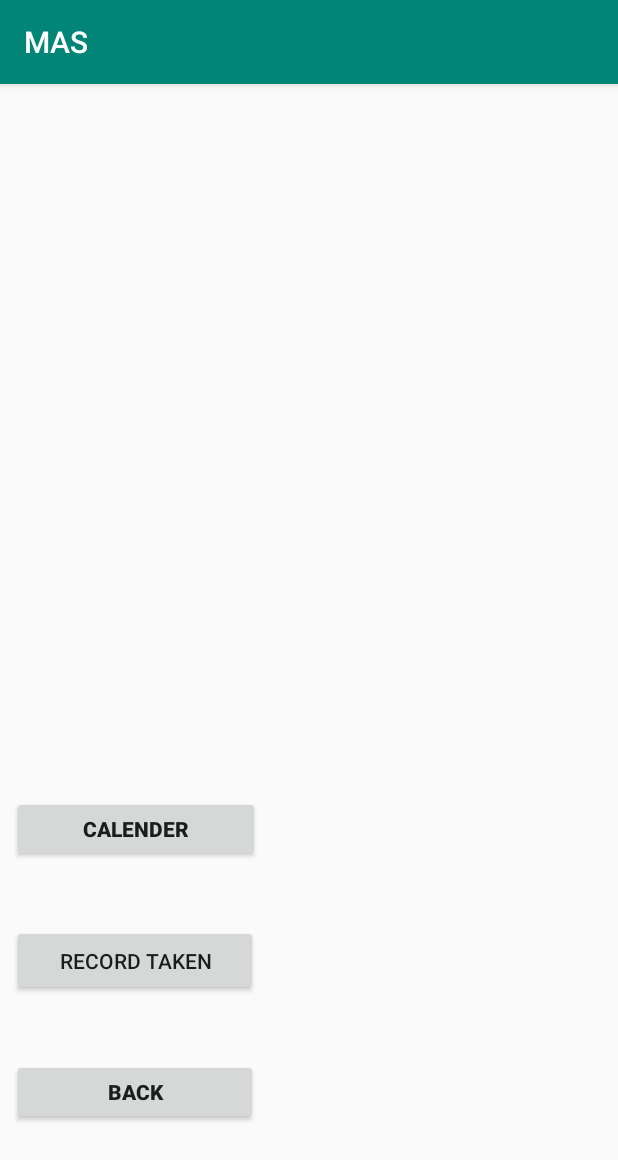
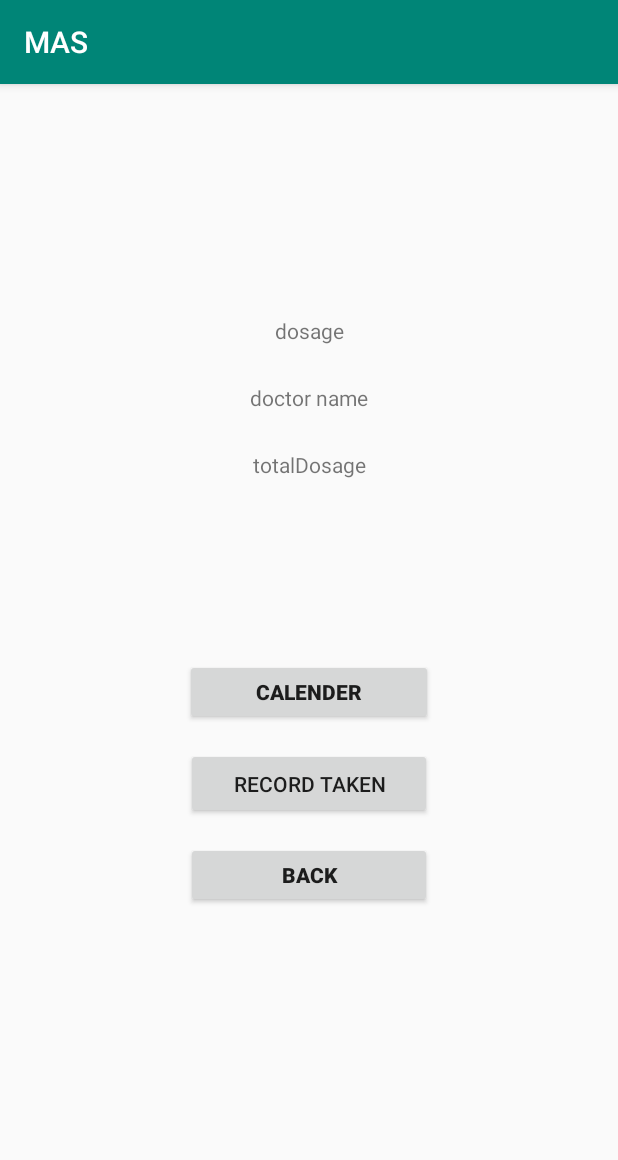
Before and after one commit to mz966319/Medication-Adherence-System, an Android app: the MedProfile2 screen opened directly, with no data from a screen before it, on a phone screen of 412 x 824 dp. Shown: the top 1160 px of the screen. Run offline under Robolectric (Android 15) with nearby library versions, the phone set to English and light mode, and no system bars; our stand-ins replace Firebase (no records; nobody signed in at launch, a user with empty details on screens opened directly); 1 statement that could not run was skipped.

Commit message:
[REFACTOR] made changes to medicine object class, medprofile and added a validator to total dos

```diff
--- a/MAS/app/src/main/java/com/example/mas/MedProfile2.java
+++ b/MAS/app/src/main/java/com/example/mas/MedProfile2.java
@@ -1,18 +1,80 @@
 package com.example.mas;
 
+import androidx.annotation.NonNull;
+import androidx.annotation.Nullable;
 import androidx.appcompat.app.AppCompatActivity;
 
 import android.content.Intent;
+import android.content.SharedPreferences;
 import android.os.Bundle;
+import android.preference.PreferenceManager;
+import android.util.Log;
 import android.view.View;
+import android.widget.EditText;
+import android.widget.TextView;
+
+import com.google.firebase.database.ChildEventListener;
+import com.google.firebase.database.DataSnapshot;
+import com.google.firebase.database.DatabaseError;
+import com.google.firebase.database.DatabaseReference;
+import com.google.firebase.database.FirebaseDatabase;
+import com.google.firebase.database.ValueEventListener;
+
+import java.util.ArrayList;
+import java.util.List;
 
 public class MedProfile2 extends AppCompatActivity {
+    private FirebaseDatabase  database = FirebaseDatabase.getInstance();//.getReference();
+    private DatabaseReference myRef;// = database.getReference();
+    ArrayList<MedicineForPatient> a = new ArrayList<>();
 
     @Override
     protected void onCreate(Bundle savedInstanceState) {
         super.onCreate(savedInstanceState);
         setContentView(R.layout.activity_med_profile2);
+         TextView drugnameText = (TextView)findViewById(R.id.drugNameTextView);
+//        TextView Dosage = (TextView)findViewById(R.id.dosageTextView);
+//        TextView Doctorname = (TextView)findViewById(R.id.doctornameTextVeiw);
+//        TextView TotalDosage = (TextView)findViewById(R.id.totalDosageTextView);
+
+        Intent intent = getIntent();
+        final String drugname = intent.getExtras().getString("DRUG_NAME");
+        SharedPreferences prefs = PreferenceManager.getDefaultSharedPreferences(MedProfile2.this);
+        String userName = prefs.getString("string_id", "no id");
+
+        drugnameText.setText(drugname);
+
+
+//        myRef = database.getReference().child("users").child(userName).child("medicines");
+//
+//        myRef.addChildEventListener(new ChildEventListener() {
+//            @Override
+//            public void onChildAdded(@NonNull DataSnapshot dataSnapshot, @Nullable String s) {
+//                MedicineForPatient med = dataSnapshot.getValue(MedicineForPatient.class);
+//                a.add(med);
+//            }
+//            @Override
+//            public void onChildChanged(@NonNull DataSnapshot dataSnapshot, @Nullable String s) {
+//
+//            }
+//            @Override
+//            public void onChildRemoved(@NonNull DataSnapshot dataSnapshot) {
+//
+//            }
+//            @Override
+//            public void onChildMoved(@NonNull DataSnapshot dataSnapshot, @Nullable String s) {
+//            }
+//            @Override
+//            public void onCancelled(@NonNull DatabaseError databaseError) {
+//            }
+//        });
+//        drugnameText.setText(a.get(0).getTotalDosage());
+
     }
+
+
+
+
     public void MoveToCalenderActivity(View view){
         Intent intent = new Intent(MedProfile2.this, CalenderView.class);
         startActivity(intent);
--- a/MAS/app/src/main/java/com/example/mas/Registration.java
+++ b/MAS/app/src/main/java/com/example/mas/Registration.java
@@ -31,6 +31,7 @@ import java.util.regex.Pattern;
 
 public class Registration extends AppCompatActivity {
     public static final String EXTRA_MESSAGE = "com.example.testProject.MESSAGE";
+    private static final String USER = "com.example.a2.MESSAGE";
 
     private FirebaseDatabase  database = FirebaseDatabase.getInstance();//.getReference();
     private DatabaseReference databaseUsers = database.getReference("users");
--- a/MAS/app/src/main/java/com/example/mas/TotalDosageValidator.java
+++ b/MAS/app/src/main/java/com/example/mas/TotalDosageValidator.java
@@ -9,7 +9,7 @@ public class TotalDosageValidator {
     }
 
     //Check to see whether email is valid
-    public boolean valideDrug(){
+    public boolean valideTotalDosage(){
         return !(totalDosage.isEmpty()|| totalDosage.charAt(0)==' '||!(totalDosage.matches("^\\d+$")));
 }
 }
--- a/MAS/app/src/main/java/com/example/mas/WelcomeUser.java
+++ b/MAS/app/src/main/java/com/example/mas/WelcomeUser.java
@@ -14,7 +14,10 @@ import com.google.firebase.database.FirebaseDatabase;
 import org.w3c.dom.Text;
 
 public class WelcomeUser extends AppCompatActivity {
+
     public void MoveToMainActivity(View view){
+        Intent i = getIntent();
+        String username = i.getStringExtra(MainActivity.USER);
         Intent intent = new Intent(WelcomeUser.this, AddMedicine.class);
         startActivity(intent);
     }
--- a/MAS/app/src/main/res/layout/activity_add_details.xml
+++ b/MAS/app/src/main/res/layout/activity_add_details.xml
@@ -73,12 +73,12 @@
         app:layout_constraintTop_toBottomOf="@+id/spinner" />
 
     <EditText
-        android:id="@+id/TotalDosageEditText   "
+        android:id="@+id/totalDosageEditText"
         android:layout_width="wrap_content"
         android:layout_height="wrap_content"
         android:layout_marginTop="17dp"
         android:ems="10"
-        android:hint="Enter total dosage    "
+        android:hint="Enter total dosage"
         android:inputType="number"
         app:layout_constraintEnd_toEndOf="parent"
         app:layout_constraintHorizontal_bias="0.252"
@@ -94,7 +94,7 @@
         app:layout_constraintEnd_toEndOf="parent"
         app:layout_constraintHorizontal_bias="0.134"
         app:layout_constraintStart_toStartOf="parent"
-        app:layout_constraintTop_toBottomOf="@+id/TotalDosageEditText   " />
+        app:layout_constraintTop_toBottomOf="@+id/totalDosageEditText" />
 
     <LinearLayout
         android:id="@+id/notificationLayout"
--- a/MAS/app/src/main/res/layout/activity_med_profile2.xml
+++ b/MAS/app/src/main/res/layout/activity_med_profile2.xml
@@ -5,76 +5,82 @@
     android:layout_width="match_parent"
     android:layout_height="match_parent"
     tools:context=".MedProfile2">
-    <TextView
-        android:id="@+id/MedNameTextView"
-        android:layout_width="237dp"
-        android:layout_height="29dp"
-        android:layout_marginStart="8dp"
-        android:layout_marginLeft="8dp"
-        android:layout_marginTop="24dp"
-        app:layout_constraintStart_toStartOf="parent"
-        app:layout_constraintTop_toTopOf="parent" />
-
-    <ScrollView
-        android:id="@+id/MedInfoScrollView"
-        android:layout_width="366dp"
-        android:layout_height="345dp"
-        android:layout_marginTop="8dp"
-        android:layout_marginBottom="8dp"
-        app:layout_constraintBottom_toTopOf="@+id/ShowCalenderBt"
-        app:layout_constraintEnd_toEndOf="parent"
-        app:layout_constraintHorizontal_bias="0.275"
-        app:layout_constraintStart_toStartOf="parent"
-        app:layout_constraintTop_toBottomOf="@+id/MedNameTextView"
-        app:layout_constraintVertical_bias="0.142">
-
-        <LinearLayout
-            android:layout_width="match_parent"
-            android:layout_height="wrap_content"
-            android:orientation="vertical" />
-    </ScrollView>
 
     <Button
         android:id="@+id/ShowCalenderBt"
         android:layout_width="165dp"
         android:layout_height="44dp"
-        android:layout_marginStart="8dp"
-        android:layout_marginLeft="8dp"
-        android:layout_marginBottom="6dp"
+        android:layout_marginTop="120dp"
         android:onClick="MoveToCalenderActivity"
         android:text="Calender"
         android:textStyle="bold"
-        app:layout_constraintBottom_toTopOf="@+id/RecordTakenBt"
+        app:layout_constraintEnd_toEndOf="parent"
         app:layout_constraintStart_toStartOf="parent"
-        app:layout_constraintTop_toBottomOf="@+id/MedInfoScrollView" />
+        app:layout_constraintTop_toBottomOf="@+id/totalDosageTextView" />
+
+    <Button
+        android:id="@+id/BackBt"
+        android:layout_width="164dp"
+        android:layout_height="44dp"
+        android:layout_marginTop="15dp"
+        android:onClick="MoveToMedActivity"
+        android:text="Back"
+        android:textStyle="bold"
+        app:layout_constraintBottom_toBottomOf="parent"
+        app:layout_constraintEnd_toEndOf="parent"
+        app:layout_constraintStart_toStartOf="parent"
+        app:layout_constraintTop_toBottomOf="@+id/RecordTakenBt"
+        app:layout_constraintVertical_bias="0.0" />
 
     <Button
         android:id="@+id/RecordTakenBt"
         android:layout_width="164dp"
         android:layout_height="47dp"
-        android:layout_marginStart="8dp"
-        android:layout_marginLeft="8dp"
-        android:layout_marginTop="6dp"
-        android:layout_marginBottom="6dp"
+        android:layout_marginTop="15dp"
         android:text="Record Taken"
-        app:layout_constraintBottom_toTopOf="@+id/BackBt"
+        app:layout_constraintEnd_toEndOf="parent"
         app:layout_constraintStart_toStartOf="parent"
         app:layout_constraintTop_toBottomOf="@+id/ShowCalenderBt"
         tools:textStyle="bold" />
 
-    <Button
-        android:id="@+id/BackBt"
-        android:layout_width="164dp"
-        android:layout_height="44dp"
-        android:layout_marginStart="8dp"
-        android:layout_marginLeft="8dp"
-        android:layout_marginTop="6dp"
-        android:layout_marginBottom="44dp"
-        android:onClick="MoveToMedActivity"
-        android:text="Back"
-        android:textStyle="bold"
-        app:layout_constraintBottom_toBottomOf="parent"
+    <TextView
+        android:id="@+id/doctornameTextVeiw"
+        android:layout_width="wrap_content"
+        android:layout_height="wrap_content"
+        android:layout_marginTop="25dp"
+        android:text="doctor name"
+        app:layout_constraintEnd_toEndOf="parent"
         app:layout_constraintStart_toStartOf="parent"
-        app:layout_constraintTop_toBottomOf="@+id/RecordTakenBt" />
+        app:layout_constraintTop_toBottomOf="@+id/dosageTextView" />
+
+    <TextView
+        android:id="@+id/dosageTextView"
+        android:layout_width="wrap_content"
+        android:layout_height="wrap_content"
+        android:layout_marginTop="25dp"
+        android:text="dosage"
+        app:layout_constraintEnd_toEndOf="parent"
+        app:layout_constraintStart_toStartOf="parent"
+        app:layout_constraintTop_toBottomOf="@+id/drugNameTextView" />
+
+    <TextView
+        android:id="@+id/drugNameTextView"
+        android:layout_width="wrap_content"
+        android:layout_height="wrap_content"
+        android:layout_marginTop="110dp"
+        android:text="drugname"
+        app:layout_constraintEnd_toEndOf="parent"
+        app:layout_constraintStart_toStartOf="parent"
+        app:layout_constraintTop_toTopOf="parent" />
+
+    <TextView
+        android:id="@+id/totalDosageTextView"
+        android:layout_width="wrap_content"
+        android:layout_height="wrap_content"
+        android:layout_marginTop="25dp"
+        android:text="totalDosage"
+        app:layout_constraintEnd_toEndOf="parent"
+        app:layout_constraintStart_toStartOf="parent"
+        app:layout_constraintTop_toBottomOf="@+id/doctornameTextVeiw" />
 
 </androidx.constraintlayout.widget.ConstraintLayout>
--- a/MAS/app/src/main/res/layout/activity_medical_profile.xml
+++ b/MAS/app/src/main/res/layout/activity_medical_profile.xml
@@ -7,7 +7,7 @@
     tools:context=".MedProfile">
 
     <TextView
-        android:id="@+id/MedNameTextView"
+        android:id="@+id/drugNameTextView"
         android:layout_width="136dp"
         android:layout_height="38dp"
         tools:layout_editor_absoluteX="24dp"
@@ -28,7 +28,7 @@
         app:layout_constraintEnd_toEndOf="parent"
         app:layout_constraintHorizontal_bias="0.0"
         app:layout_constraintStart_toStartOf="parent"
-        app:layout_constraintTop_toBottomOf="@+id/MedNameTextView"
+        app:layout_constraintTop_toBottomOf="@+id/drugNameTextView"
         app:layout_constraintVertical_bias="0.142">
 
         <LinearLayout
```
Also changed, not shown: MAS/app/src/main/java/com/example/mas/AddDetails.java (+19 -10 lines), MAS/app/src/main/java/com/example/mas/AddMedicine.java (+10 -0 lines), MAS/app/src/main/java/com/example/mas/MainActivity.java (+12 -0 lines), MAS/app/src/main/java/com/example/mas/Medicine.java (+17 -16 lines), MAS/app/src/main/java/com/example/mas/MedicineForPatient.java (added, +38 -0 lines), 1 other file.
